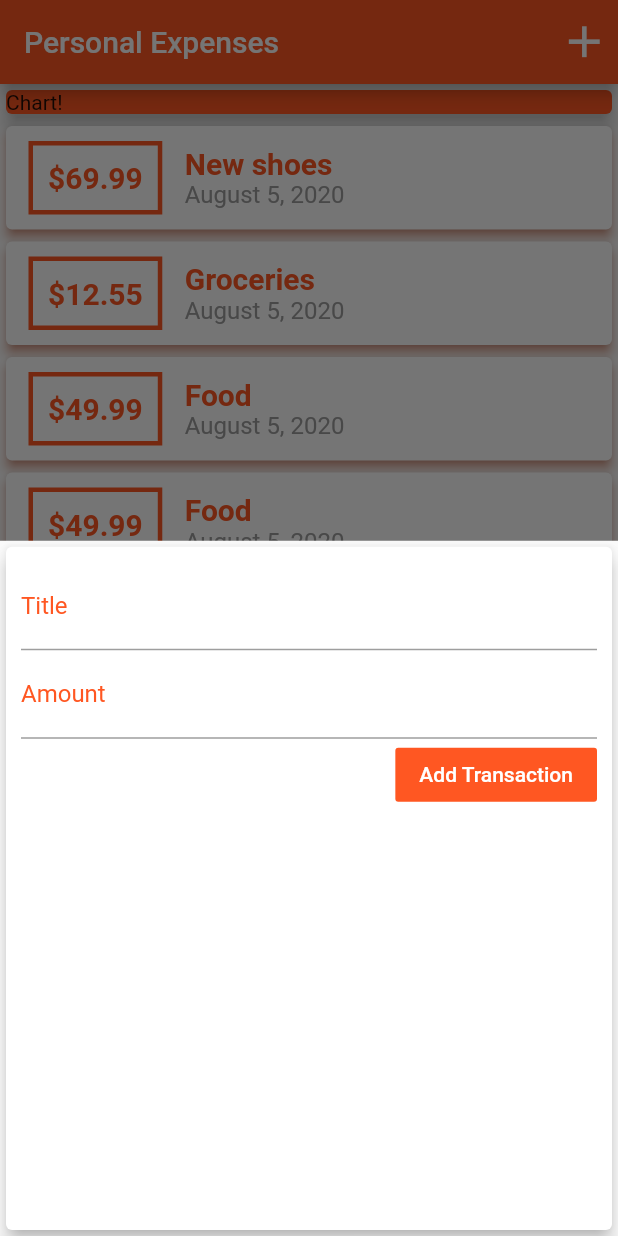
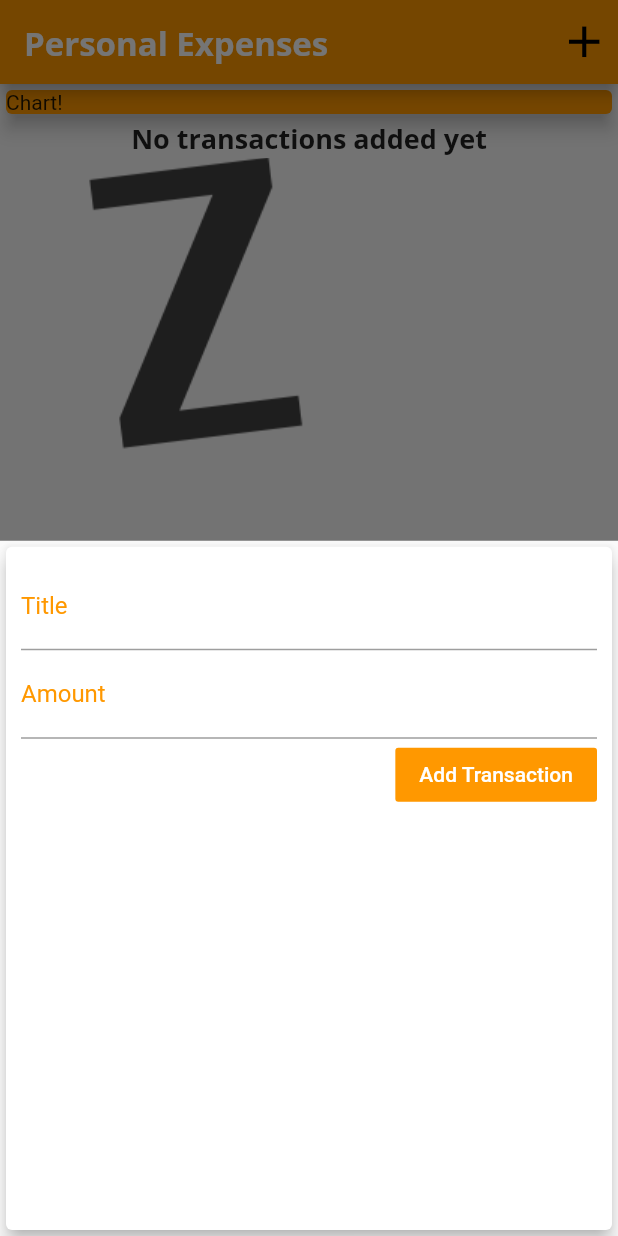
Before and after one commit to ToRexZ/Flutter-Course, a Flutter app: the screen it shows after launch, after a tap on the "add" icon, on a phone screen of 412 x 824 dp. Run offline on Flutter 3.47's test engine with Material 2 defaults, Android fonts, the phone set to English and light mode, and no system bars.

Commit message:
added global themes and an image if there is no transactions.

```diff
--- a/pe/lib/main.dart
+++ b/pe/lib/main.dart
@@ -13,7 +13,26 @@ class MyApp extends StatelessWidget {
       title: 'Personal expenses',
       home: MyHomePage(),
       //the difference between primaryColor and -Swatch is that the Swatch creates diffrent shades of that color.
-      theme: ThemeData(primarySwatch: Colors.deepOrange, accentColor: Colors.deepOrange),
+      theme: ThemeData(
+        primarySwatch: Colors.orange,
+        accentColor: Colors.orange,
+        fontFamily: 'Quicksand',
+        textTheme: ThemeData.light().textTheme.copyWith(
+              title: TextStyle(
+                fontFamily: 'OpenSans',
+                fontWeight: FontWeight.bold,
+                fontSize: 18,
+              ),
+            ),
+        appBarTheme: AppBarTheme(
+          textTheme: ThemeData.light().textTheme.copyWith(
+                title: TextStyle(
+                    fontFamily: 'OpenSans',
+                    fontSize: 22,
+                    fontWeight: FontWeight.bold),
+              ),
+        ),
+      ),
     );
   }
 }
@@ -30,16 +49,16 @@ class _MyHomePageState extends State<MyHomePage> {
   final titleController = TextEditingController();
   final amountController = TextEditingController();
   final List<Transaction> _userTransactions = [
-    Transaction(
-        id: 't1', title: 'New shoes', amount: 69.99, date: DateTime.now()),
-    Transaction(
-        id: 't2', title: 'Groceries', amount: 12.55, date: DateTime.now()),
-    Transaction(id: 't3', title: 'Food', amount: 49.99, date: DateTime.now()),
-    Transaction(id: 't4', title: 'Food', amount: 49.99, date: DateTime.now()),
-    Transaction(id: 't5', title: 'Food', amount: 49.99, date: DateTime.now()),
-    Transaction(id: 't6', title: 'Food', amount: 49.99, date: DateTime.now()),
-    Transaction(id: 't7', title: 'Food', amount: 49.99, date: DateTime.now()),
-    Transaction(id: 't8', title: 'Food', amount: 49.99, date: DateTime.now()),
+    // Transaction(
+    //     id: 't1', title: 'New shoes', amount: 69.99, date: DateTime.now()),
+    // Transaction(
+    //     id: 't2', title: 'Groceries', amount: 12.55, date: DateTime.now()),
+    // Transaction(id: 't3', title: 'Food', amount: 49.99, date: DateTime.now()),
+    // Transaction(id: 't4', title: 'Food', amount: 49.99, date: DateTime.now()),
+    // Transaction(id: 't5', title: 'Food', amount: 49.99, date: DateTime.now()),
+    // Transaction(id: 't6', title: 'Food', amount: 49.99, date: DateTime.now()),
+    // Transaction(id: 't7', title: 'Food', amount: 49.99, date: DateTime.now()),
+    // Transaction(id: 't8', title: 'Food', amount: 49.99, date: DateTime.now()),
   ];
 
   void _addNewTransaction(String title, double amount) {
@@ -71,7 +90,9 @@ class _MyHomePageState extends State<MyHomePage> {
   Widget build(BuildContext context) {
     return Scaffold(
       appBar: AppBar(
-        title: Text('Personal Expenses'),
+        title: Text(
+          'Personal Expenses',
+        ),
         actions: <Widget>[
           IconButton(
               icon: Icon(
--- a/pe/lib/widgets/transaction_list.dart
+++ b/pe/lib/widgets/transaction_list.dart
@@ -11,16 +11,27 @@ class TransactionList extends StatelessWidget {
   @override
   Widget build(BuildContext context) {
     return Container(
-      height: 300,
+      height: 600,
       //Listview has an infinite height, unlike the column, which has a fixed height.
-      child: ListView.builder(
-        itemBuilder: (ctx, index) {return Card(
+      child: transactions.isEmpty
+          ? Column(
+              children: <Widget>[
+                Text(
+                  'No transactions added yet',
+                  style: Theme.of(context).textTheme.title,
+                ), Image.asset('assets/images/waiting.png'),
+              ],
+            )
+          : ListView.builder(
+              itemBuilder: (ctx, index) {
+                return Card(
                   elevation: 3,
                   shadowColor: Theme.of(context).primaryColor,
                   child: Row(
                     children: <Widget>[
                       Container(
-                    margin: EdgeInsets.symmetric(vertical: 10, horizontal: 15),
+                          margin: EdgeInsets.symmetric(
+                              vertical: 10, horizontal: 15),
                           padding: EdgeInsets.all(10),
                           decoration: BoxDecoration(
                               border: Border.all(
@@ -39,20 +50,19 @@ class TransactionList extends StatelessWidget {
                         children: <Widget>[
                           Text(
                             transactions[index].title,
-                      style: TextStyle(
-                          fontSize: 20,
-                          fontWeight: FontWeight.bold,
-                          color: Theme.of(context).primaryColor),
+                            style: Theme.of(context).textTheme.title,
                           ),
                           Text(
-                      DateFormat.yMMMMd().format(transactions[index].date),
+                            DateFormat.yMMMMd()
+                                .format(transactions[index].date),
                             style: TextStyle(fontSize: 16, color: Colors.grey),
                           )
                         ],
                       )
                     ],
                   ),
-          );},
+                );
+              },
               itemCount: transactions.length,
             ),
     );
```
Also changed, not shown: pe/pubspec.yaml (+13 -8 lines), pe/assets/images/waiting.png (added). Lines whose indentation alone changed are shown as unchanged.
